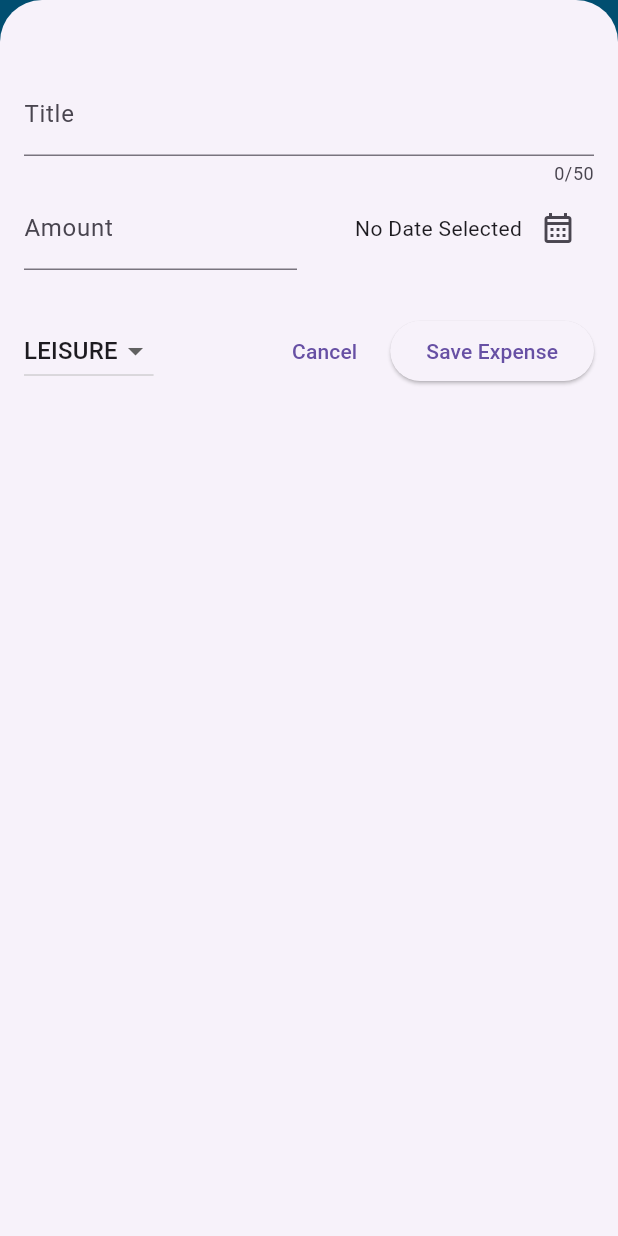
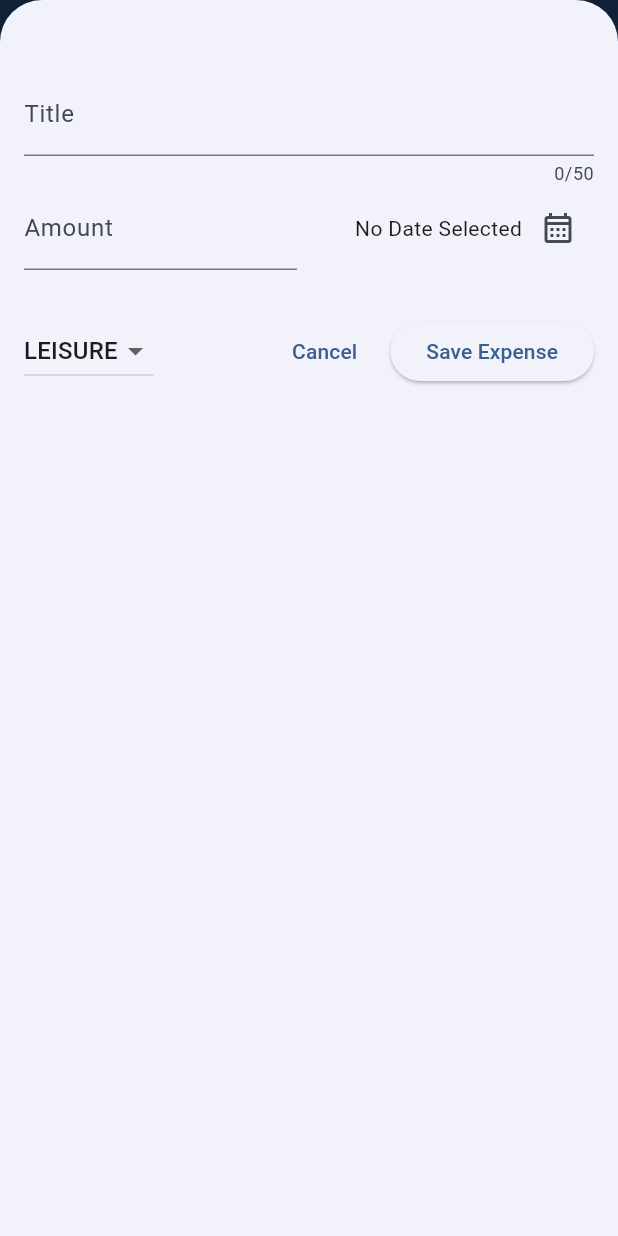
Before and after one commit to jaishree29/Expense_Tracker_App, a Flutter app: the screen it shows after launch, after a tap on the "add" icon, on a phone screen of 412 x 824 dp. Run offline on Flutter 3.47's test engine with Material 3 defaults, Android fonts, the phone set to English and light mode, and no system bars.

Commit message:
Added some custom themes

```diff
--- a/lib/main.dart
+++ b/lib/main.dart
@@ -5,14 +5,38 @@ void main() {
   runApp(const MyApp());
 }
 
+var eColorScheme =
+    ColorScheme.fromSeed(seedColor: const Color.fromARGB(255, 0, 90, 163));
+
 class MyApp extends StatelessWidget {
   const MyApp({super.key});
 
   @override
   Widget build(BuildContext context) {
-    return const MaterialApp(
+    return MaterialApp(
       debugShowCheckedModeBanner: false,
-      home: Expenses(),
+      theme: ThemeData().copyWith(
+        colorScheme: eColorScheme,
+        appBarTheme: const AppBarTheme().copyWith(
+          backgroundColor: eColorScheme.onPrimaryContainer,
+          foregroundColor: eColorScheme.primaryContainer,
+        ),
+        cardTheme: const CardTheme().copyWith(
+          color: eColorScheme.secondaryContainer,
+          margin: const EdgeInsets.symmetric(horizontal: 16, vertical: 8),
+        ),
+        elevatedButtonTheme: ElevatedButtonThemeData(
+          style: ElevatedButton.styleFrom(),
+        ),
+        textTheme: ThemeData().textTheme.copyWith(
+          titleLarge: TextStyle(
+            fontWeight: FontWeight.normal,
+            color: eColorScheme.onSecondaryContainer,
+            fontSize: 14,
+          ),
+        ),
+      ),
+      home: const Expenses(),
     );
   }
 }
--- a/lib/widgets/expenses.dart
+++ b/lib/widgets/expenses.dart
@@ -11,7 +11,10 @@ class Expenses extends StatefulWidget {
 }
 
 class _ExpensesState extends State<Expenses> {
-  final List<Expense> _registeredExpenses = [];
+  final List<Expense> _registeredExpenses = [
+    Expense(amount: 200, date: DateTime.now(), title: 'Burger', category: Categories.food),
+    Expense(amount: 16000, date: DateTime.now(), title: 'Japan', category: Categories.travel)
+  ];
 
   void _openAddExpenseOverlay() {
     showModalBottomSheet(
@@ -65,7 +68,7 @@ class _ExpensesState extends State<Expenses> {
           style: TextStyle(color: Colors.white),
         ),
         actionsIconTheme: const IconThemeData(color: Colors.white),
-        backgroundColor: Colors.lightBlue,
+        // backgroundColor: Colors.lightBlue,
         actions: [
           IconButton(
             onPressed: _openAddExpenseOverlay,
@@ -73,7 +76,7 @@ class _ExpensesState extends State<Expenses> {
           ),
         ],
       ),
-      backgroundColor: Colors.white,
+      // backgroundColor: Colors.white,
       body: SafeArea(
         child: Column(
           children: [
--- a/pubspec.yaml
+++ b/pubspec.yaml
@@ -47,7 +47,7 @@ dev_dependencies:
   # activated in the `analysis_options.yaml` file located at the root of your
   # package. See that file for information about deactivating specific lint
   # rules and activating additional ones.
-  flutter_lints: ^3.0.0
+  flutter_lints: ^5.0.0
 
 # For information on the generic Dart part of this file, see the
 # following page: https://dart.dev/tools/pub/pubspec
```
Also changed, not shown: pubspec.lock.
